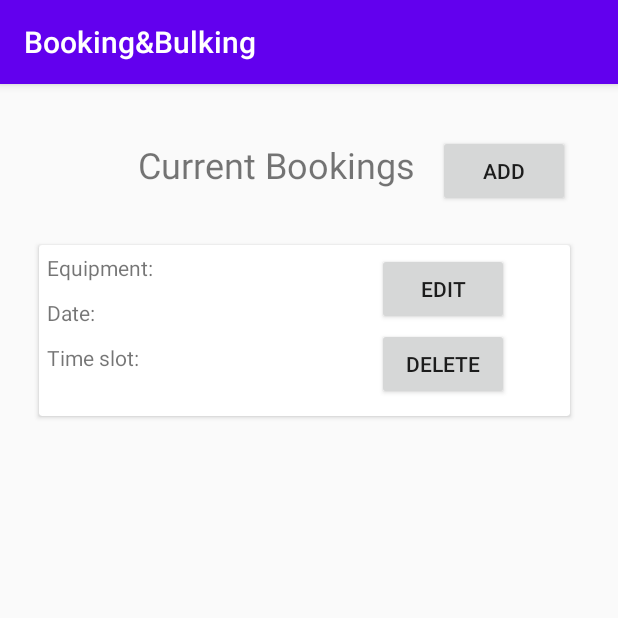
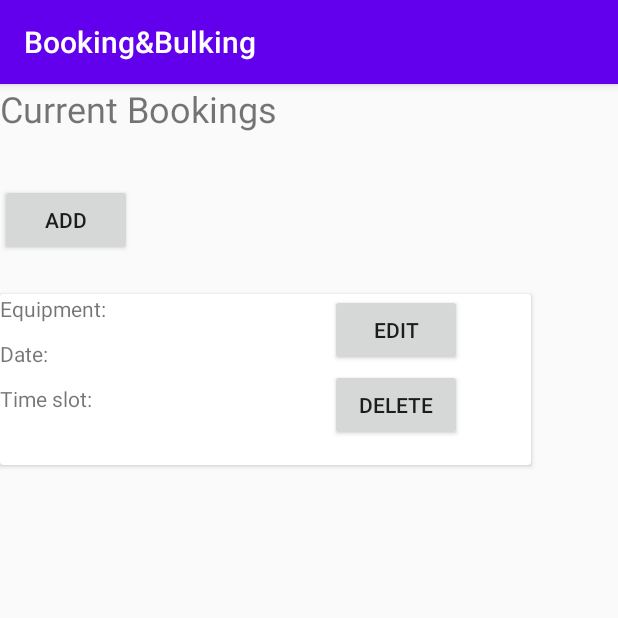
Before and after one commit to irislawly/BB, an Android app: the Bookings screen opened directly, with no data from a screen before it, on a phone screen of 412 x 824 dp, the top half of it. Run offline under Robolectric (Android 15) with nearby library versions, the phone set to English and light mode, and no system bars; our stand-ins replace Firebase (no records; nobody signed in at launch, a user with empty details on screens opened directly).

Commit message:
adding ListView/RecyclerView; work in progress

```diff
--- a/app/build.gradle
+++ b/app/build.gradle
@@ -46,6 +46,6 @@ dependencies {
     implementation 'com.google.firebase:firebase-auth'
     implementation 'com.firebaseui:firebase-ui-auth:6.2.0'
     implementation 'com.google.firebase:firebase-firestore'
-
+    implementation 'androidx.recyclerview:recyclerview:1.1.0'
     //  implementation 'com.google.firebase:firebase-storage'
 }
--- a/app/src/main/res/layout/activity_bookings.xml
+++ b/app/src/main/res/layout/activity_bookings.xml
@@ -1,12 +1,10 @@
 <?xml version="1.0" encoding="utf-8"?>
-<androidx.constraintlayout.widget.ConstraintLayout xmlns:android="http://schemas.android.com/apk/res/android"
-    xmlns:app="http://schemas.android.com/apk/res-auto"
+<LinearLayout xmlns:android="http://schemas.android.com/apk/res/android"
     xmlns:tools="http://schemas.android.com/tools"
     android:layout_width="match_parent"
     android:layout_height="match_parent"
-    tools:context=".Bookings"
-    tools:layout_editor_absoluteX="34dp"
-    tools:layout_editor_absoluteY="-2dp">
+    android:orientation="vertical"
+    >
 
 
     <TextView
@@ -16,8 +14,7 @@
         android:layout_marginEnd="15dp"
         android:text="@string/booking_title"
         android:textSize="24sp"
-        app:layout_constraintBaseline_toBaselineOf="@+id/button"
-        app:layout_constraintEnd_toStartOf="@+id/button" />
+         />
 
     <Button
         android:id="@+id/button"
@@ -27,8 +24,7 @@
         android:layout_marginEnd="32dp"
         android:onClick="onAddBookingClick"
         android:text="@string/booking_add"
-        app:layout_constraintEnd_toEndOf="parent"
-        app:layout_constraintTop_toTopOf="parent" />
+        />
 
     <androidx.cardview.widget.CardView
         android:id="@+id/cardView"
@@ -37,9 +33,7 @@
         android:layout_marginTop="25dp"
         android:layout_marginEnd="32dp"
         android:padding="30sp"
-        app:contentPadding="5dp"
-        app:layout_constraintEnd_toEndOf="parent"
-        app:layout_constraintTop_toBottomOf="@+id/button">
+        >
 
         <TextView
             android:id="@+id/equip1"
@@ -78,5 +72,10 @@
             android:onClick="onDeleteBookingClick"
             android:text="@string/booking_delete" />
     </androidx.cardview.widget.CardView>
+    <androidx.recyclerview.widget.RecyclerView
+        android:id="@+id/item_list"
+        android:layout_width="match_parent"
+        android:layout_height="wrap_content"
+        />
 
-</androidx.constraintlayout.widget.ConstraintLayout>
+</LinearLayout>
```
Also changed, not shown: app/src/main/java/com/bcit/bb/BookingTemplate.java (added, +27 -0 lines), app/src/main/java/com/bcit/bb/ListActivityBookings.java (added, +100 -0 lines), app/src/main/java/com/bcit/bb/currentBookingAdapter.java (added, +84 -0 lines), app/src/main/res/layout/booking_preview.xml (added, +50 -0 lines).
